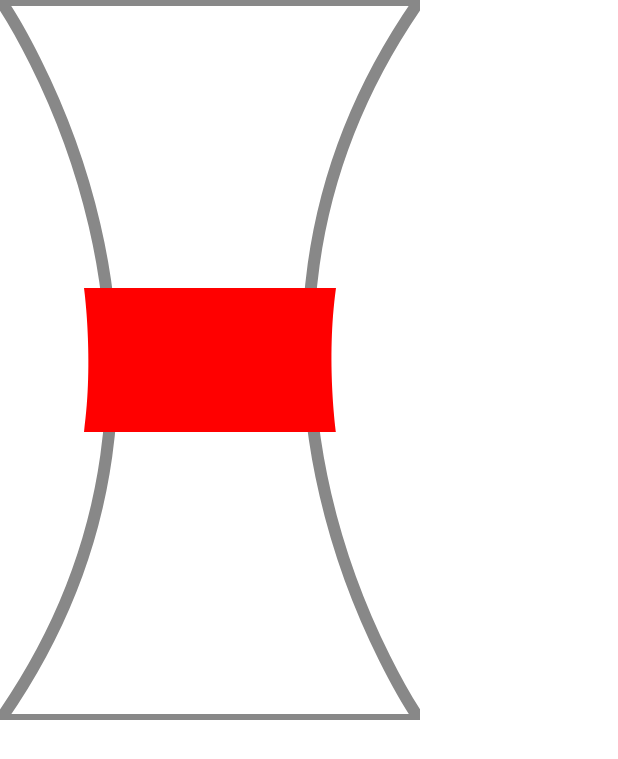
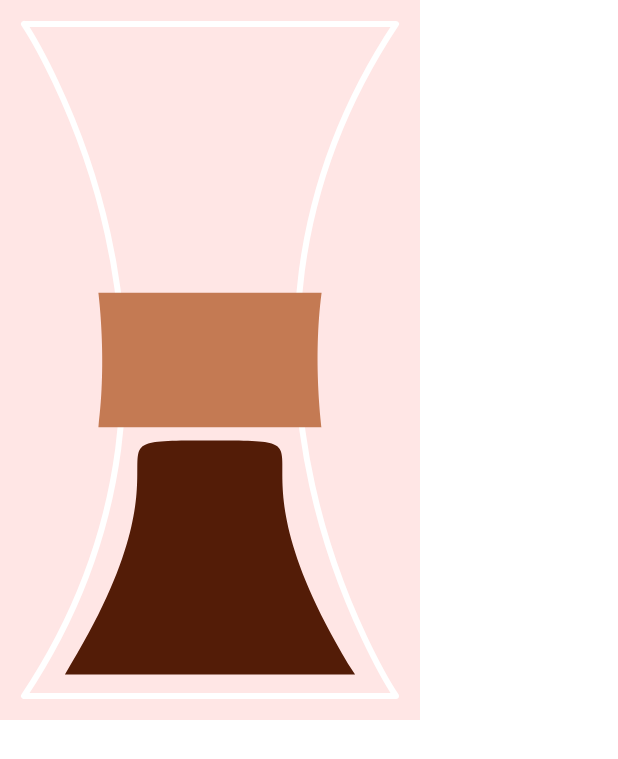
Before and after one commit to kdreamix/ComposeCountdownTimerApp, an Android app built with Jetpack Compose: the @Preview function Chemex, on a phone screen of 412 x 824 dp. Shown: the top 759 px of the screen. Run offline under Robolectric (Android 15) with nearby library versions, the phone set to English and light mode, and no system bars.

Commit message:
basic drawing

```diff
--- a/app/src/main/java/com/example/androiddevchallenge/ui/Chemex.kt
+++ b/app/src/main/java/com/example/androiddevchallenge/ui/Chemex.kt
@@ -2,56 +2,88 @@ package com.example.androiddevchallenge.ui
 
 import androidx.compose.foundation.Canvas
 import androidx.compose.foundation.background
+import androidx.compose.foundation.layout.Box
+import androidx.compose.foundation.layout.fillMaxSize
 import androidx.compose.foundation.layout.height
+import androidx.compose.foundation.layout.padding
 import androidx.compose.foundation.layout.width
 import androidx.compose.runtime.Composable
 import androidx.compose.ui.Modifier
 import androidx.compose.ui.graphics.Color
 import androidx.compose.ui.graphics.Path
+import androidx.compose.ui.graphics.PathOperation
 import androidx.compose.ui.graphics.StrokeCap
 import androidx.compose.ui.graphics.StrokeJoin
 import androidx.compose.ui.graphics.drawscope.DrawScope
 import androidx.compose.ui.graphics.drawscope.DrawStyle
 import androidx.compose.ui.graphics.drawscope.Fill
 import androidx.compose.ui.graphics.drawscope.Stroke
+import androidx.compose.ui.graphics.drawscope.scale
+import androidx.compose.ui.graphics.drawscope.withTransform
+import androidx.compose.ui.platform.LocalDensity
 import androidx.compose.ui.tooling.preview.Preview
 import androidx.compose.ui.unit.dp
+import com.example.androiddevchallenge.ui.theme.bgColor
+import com.example.androiddevchallenge.ui.theme.coffeeColor
+import com.example.androiddevchallenge.ui.theme.handleColor
+import com.example.androiddevchallenge.ui.theme.outlineColor
 
 @Preview
 @Composable
 fun Chemex() {
+    Box(
+        modifier = Modifier
+            .width(280.dp)
+            .height(480.dp)
+            .background(bgColor)
+            .padding(16.dp)
+
+    ) {
+        val insidePadding = with(LocalDensity.current) { 24.dp.toPx() }
 
         Canvas(modifier = Modifier
-        .width(280.dp)
-        .height(480.dp)
-        .background(Color.White), onDraw = {
+            .fillMaxSize(), onDraw = {
 
-        val canvasSize = size
             val canvasWidth = size.width
             val canvasHeight = size.height
+
             val l = 0f
             val r = canvasWidth
-        val centerW = canvasWidth / 2
-        val centerH = canvasHeight / 2
-
-        val bottleWidth = canvasWidth * 0.8f
-        val bottleHeight = canvasHeight * 0.8f
+            val t = 0f
+            val b = canvasHeight
 
             val bottleCurvature = 0.6f
             val handleCurvature = 0.28f
+            val coffeeCurvature = 0.68f
 
-        chemexBottle(l, r, 0f, canvasHeight, bottleCurvature, color = Color.Gray)
+            val handleL = canvasWidth * 0.2f
+            val handleR = canvasWidth * 0.8f
+            val handleT = canvasHeight * 0.4f
+            val handleB = canvasHeight * 0.6f
+            val handleHeight = handleB - handleT
+
+            chemexBottle(l, r, t, b, bottleCurvature, color = outlineColor)
+
+            withTransform({
+                scale(0.78f)
+                translate(top = handleHeight / 2)
+            }, {
+                bottomCoffee(insidePadding, canvasWidth, canvasHeight)
+            })
+
             chemexBottle(
-            canvasWidth * 0.2f,
-            canvasWidth * 0.8f,
-            canvasHeight * 0.4f,
-            canvasHeight * 0.6f,
+                handleL,
+                handleR,
+                handleT,
+                handleB,
                 handleCurvature,
-            color = Color.Red,
+                color = handleColor,
                 Fill,
             )
 
+
         })
+    }
 }
 
 private fun DrawScope.chemexBottle(
@@ -61,7 +93,7 @@ private fun DrawScope.chemexBottle(
     b: Float,
     bottleCurvature: Float,
     color: Color,
-    style: DrawStyle = Stroke(width = 12.dp.value, cap = StrokeCap.Round, join = StrokeJoin.Round)
+    style: DrawStyle = Stroke(width = 6.dp.value, cap = StrokeCap.Round, join = StrokeJoin.Round)
 ) {
     val bottlePath = Path().apply {
         moveTo(l, t)
@@ -86,42 +118,25 @@ private fun DrawScope.chemexBottle(
     )
 }
 
-private fun DrawScope.handle(
-    r: Float,
-    handleCurvature: Float,
+fun DrawScope.bottomCoffee(
+    padding: Float,
+    canvasWidth: Float,
     canvasHeight: Float,
-    canvasWidth: Float,
-    l: Float
+    color: Color = coffeeColor,
+    style: DrawStyle = Fill,
 ) {
+    val path = Path().apply {
+        moveTo(center.x, center.y + padding)
+        cubicTo(0f, center.y + padding, center.x, center.y + padding, 0f, canvasHeight)
+        lineTo(canvasWidth, canvasHeight)
+        cubicTo(center.x, center.y + padding, canvasWidth, center.y + padding, center.x, center.y + padding)
+        // cubicTo(canvasWidth, canvasHeight, center.x, center.y, canvasWidth,0f)
+        // lineTo(0f,0f)
     }
 
-// fun DrawScope.filterPaper() {
-//     upperCone()
-// }
-//
-// fun DrawScope.redUpperBottle() {
-//     withTransform({
-//         translate(top = 100f)
-//         scale(1.1f)
-//     }) {
-//         upperCone(color = Color.Red, style = Fill)
-//     }
-// }
-//
-// fun DrawScope.upperCone(color: Color = Color.Gray, style: DrawStyle = Stroke(width = 20f)) {
-//
-//     val canvasWidth = size.width
-//     val canvasHeight = size.height
-//
-//     val bottleWidth = canvasWidth * 0.9f
-//     val bottleHeight = canvasHeight * 0.9f
-//     drawArc(
-//         startAngle = -45f,
-//         sweepAngle = -90f,
-//         color = color,
-//         useCenter = true,
-//         size = Size(bottleWidth, bottleHeight / 2),
-//         topLeft = Offset(x = (canvasWidth - bottleWidth) / 2, (canvasHeight - bottleHeight) / 2),
-//         style = style
-//     )
-// }
+    drawPath(
+        path,
+        color = color,
+        style = style,
+    )
+}
--- a/app/src/main/java/com/example/androiddevchallenge/ui/theme/Color.kt
+++ b/app/src/main/java/com/example/androiddevchallenge/ui/theme/Color.kt
@@ -21,3 +21,9 @@ val purple200 = Color(0xFFBB86FC)
 val purple500 = Color(0xFF6200EE)
 val purple700 = Color(0xFF3700B3)
 val teal200 = Color(0xFF03DAC5)
+
+
+val coffeeColor = Color(0xFF531C07)
+val handleColor = Color(0xFFC47A53)
+val outlineColor = Color(0xFFFFFFFF)
+val bgColor = Color(0xFFFFE6E5)
```
Lines whose indentation alone changed are shown as unchanged.
